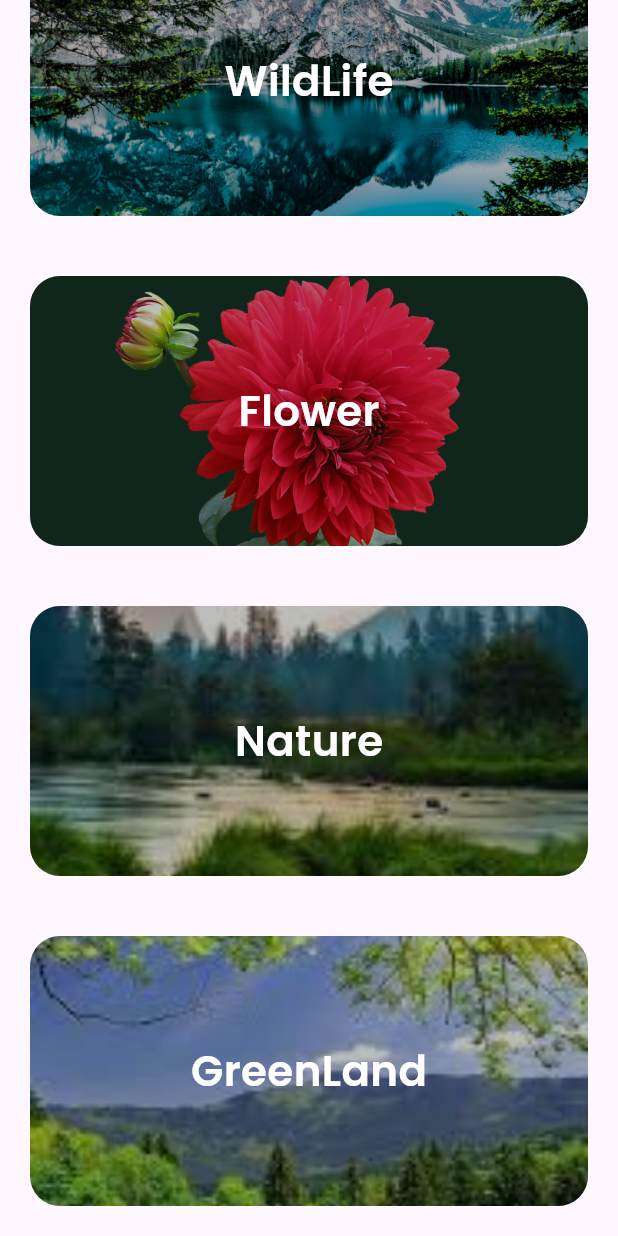
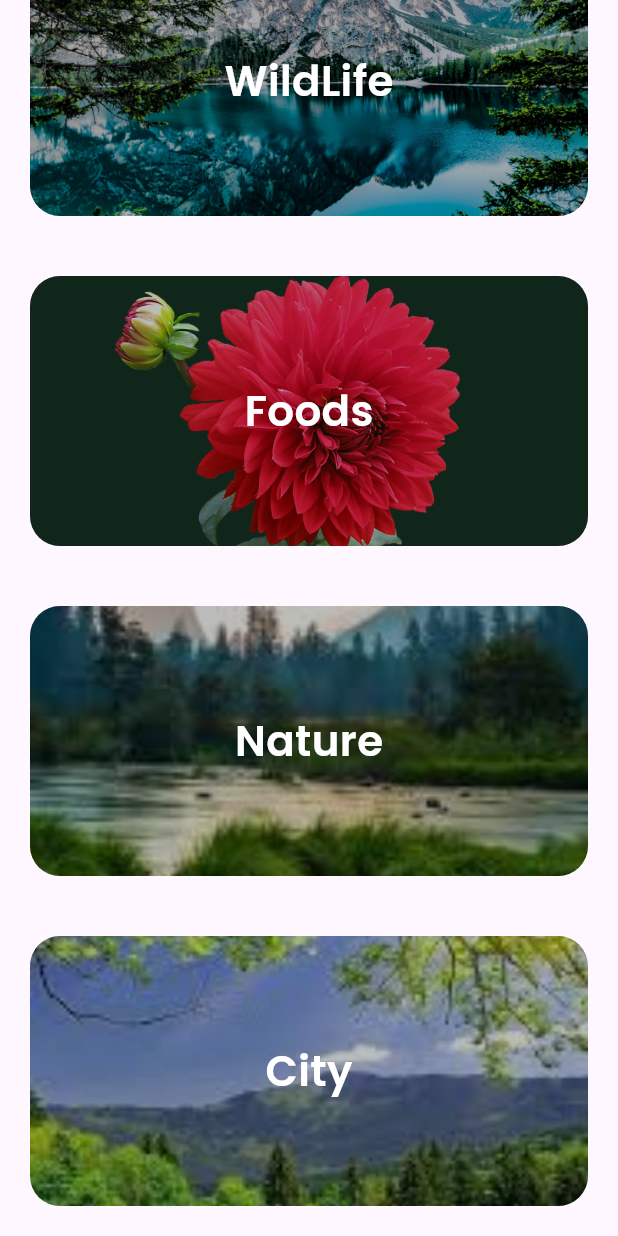
Before and after one commit to umeshtiwari02/Wallpaper-App, a Flutter app: the Categories screen opened directly, scrolled down 146 dp, on a phone screen of 412 x 824 dp. Run offline on Flutter 3.47's test engine with Material 2 defaults, Android fonts, the light colour scheme and no system bars; our stand-ins replace cached_network_image, carousel_slider, cloud_firestore, curved_navigation_bar, dio, firebase_core and 6 more; accounts and stored records are empty.

Commit message:
all files are updated

```diff
--- a/lib/main.dart
+++ b/lib/main.dart
@@ -1,4 +1,5 @@
 import 'package:chat_practice/admin/admin_login.dart';
+import 'package:chat_practice/pages/bottom_nav.dart';
 import 'package:firebase_core/firebase_core.dart';
 import 'package:flutter/material.dart';
 
@@ -24,7 +25,7 @@ class MyApp extends StatelessWidget {
         colorScheme: ColorScheme.fromSeed(seedColor: Colors.deepPurple),
         useMaterial3: true,
       ),
-      home: AdminLogin(),
+      home: BottomNav(),
     );
   }
 }
--- a/lib/pages/bottom_nav.dart
+++ b/lib/pages/bottom_nav.dart
@@ -36,7 +36,7 @@ class _BottomNavState extends State<BottomNav> {
       bottomNavigationBar: CurvedNavigationBar(
         height: 65,
         color: const Color.fromARGB(255, 84, 87, 93),
-        animationDuration: const Duration(milliseconds: 300),
+        animationDuration: const Duration(milliseconds: 500),
         backgroundColor: Colors.white,
         buttonBackgroundColor: Colors.black,
         onTap: (int index) {
--- a/lib/pages/categories.dart
+++ b/lib/pages/categories.dart
@@ -1,3 +1,4 @@
+import 'package:chat_practice/pages/all_wallpaper.dart';
 import 'package:flutter/material.dart';
 
 class Categories extends StatefulWidget {
@@ -29,8 +30,17 @@ class _CategoriesState extends State<Categories> {
               const SizedBox(
                 height: 20.0,
               ),
-              Container(
-                margin: const EdgeInsets.only(left: 20, right: 20, bottom: 20),
+              GestureDetector(
+                onTap: () {
+                  Navigator.push(
+                      context,
+                      MaterialPageRoute(
+                          builder: (context) =>
+                              AllWallpaper(category: "WildLife")));
+                },
+                child: Container(
+                  margin:
+                      const EdgeInsets.only(left: 20, right: 20, bottom: 20),
                   width: MediaQuery.of(context).size.width,
                   decoration: BoxDecoration(
                     borderRadius: BorderRadius.circular(20),
@@ -67,9 +77,21 @@ class _CategoriesState extends State<Categories> {
                     ],
                   ),
                 ),
-              const SizedBox(height: 20,),
-              Container(
-                margin: const EdgeInsets.only(left: 20, right: 20, bottom: 20),
+              ),
+              const SizedBox(
+                height: 20,
+              ),
+              GestureDetector(
+                onTap: () {
+                  Navigator.push(
+                      context,
+                      MaterialPageRoute(
+                          builder: (context) =>
+                              AllWallpaper(category: "Foods")));
+                },
+                child: Container(
+                  margin:
+                      const EdgeInsets.only(left: 20, right: 20, bottom: 20),
                   width: MediaQuery.of(context).size.width,
                   decoration: BoxDecoration(
                     borderRadius: BorderRadius.circular(20),
@@ -94,7 +116,7 @@ class _CategoriesState extends State<Categories> {
                         ),
                         child: const Center(
                           child: Text(
-                            "Flower",
+                            "Foods",
                             style: TextStyle(
                                 color: Colors.white,
                                 fontFamily: 'Poppins',
@@ -106,9 +128,21 @@ class _CategoriesState extends State<Categories> {
                     ],
                   ),
                 ),
-              const SizedBox(height: 20,),
-              Container(
-                margin: const EdgeInsets.only(left: 20, right: 20, bottom: 20),
+              ),
+              const SizedBox(
+                height: 20,
+              ),
+              GestureDetector(
+                onTap: () {
+                  Navigator.push(
+                      context,
+                      MaterialPageRoute(
+                          builder: (context) =>
+                              AllWallpaper(category: "Nature")));
+                },
+                child: Container(
+                  margin:
+                      const EdgeInsets.only(left: 20, right: 20, bottom: 20),
                   width: MediaQuery.of(context).size.width,
                   decoration: BoxDecoration(
                     borderRadius: BorderRadius.circular(20),
@@ -145,9 +179,21 @@ class _CategoriesState extends State<Categories> {
                     ],
                   ),
                 ),
-              const SizedBox(height: 20,),
-              Container(
-                margin: const EdgeInsets.only(left: 20, right: 20, bottom: 20),
+              ),
+              const SizedBox(
+                height: 20,
+              ),
+              GestureDetector(
+                onTap: () {
+                  Navigator.push(
+                      context,
+                      MaterialPageRoute(
+                          builder: (context) =>
+                              AllWallpaper(category: "City")));
+                },
+                child: Container(
+                  margin:
+                      const EdgeInsets.only(left: 20, right: 20, bottom: 20),
                   width: MediaQuery.of(context).size.width,
                   decoration: BoxDecoration(
                     borderRadius: BorderRadius.circular(20),
@@ -172,7 +218,7 @@ class _CategoriesState extends State<Categories> {
                         ),
                         child: const Center(
                           child: Text(
-                            "GreenLand",
+                            "City",
                             style: TextStyle(
                                 color: Colors.white,
                                 fontFamily: 'Poppins',
@@ -184,6 +230,7 @@ class _CategoriesState extends State<Categories> {
                     ],
                   ),
                 ),
+              ),
             ],
           ),
         ),
--- a/lib/pages/home.dart
+++ b/lib/pages/home.dart
@@ -24,7 +24,7 @@ class _HomePageState extends State<HomePage> {
   Widget build(BuildContext context) {
     return Scaffold(
       body: Container(
-        margin: const EdgeInsets.only(top: 60, left: 20, right: 20.0),
+        margin: const EdgeInsets.only(top: 40, left: 20, right: 20.0),
         child: Column(
           children: [
             Row(
@@ -54,7 +54,7 @@ class _HomePageState extends State<HomePage> {
               ],
             ),
             const SizedBox(
-              height: 30.0,
+              height: 20.0,
             ),
             CarouselSlider.builder(
               itemCount: wallpaperimage.length,
--- a/lib/service/database.dart
+++ b/lib/service/database.dart
@@ -8,4 +8,8 @@ class Databasemethods {
         .doc(id)
         .set(wallpaperInfoMap);
   }
+
+  Future<Stream<QuerySnapshot>> getCategory(String name) async {
+    return await FirebaseFirestore.instance.collection(name).snapshots();
+  }
 }
--- a/pubspec.yaml
+++ b/pubspec.yaml
@@ -46,6 +46,8 @@ dependencies:
   random_string: ^2.3.1
   image_picker: ^1.0.7
   fluttertoast: ^8.2.4
+  image_gallery_saver: ^2.0.3
+  dio: ^5.4.2+1
 
 dev_dependencies:
   flutter_test:
```
Also changed, not shown: lib/pages/all_wallpaper.dart (added, +80 -0 lines), lib/pages/full_screen.dart (added, +115 -0 lines), lib/widget/widget.dart (+15 -0 lines), pubspec.lock, 1 other file. Lines whose indentation alone changed are shown as unchanged.
